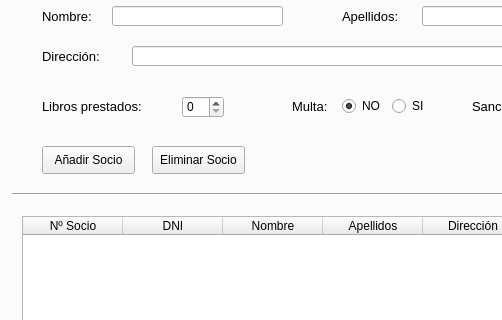
The window that ventanaBiblioteca.ui (estefaniapenide/DI-Biblioteca) describes before a commit, drawn with Qt 5; both pictures show x 0 to 502 and y 120 to 440 of the 804 by 600 pixel window.
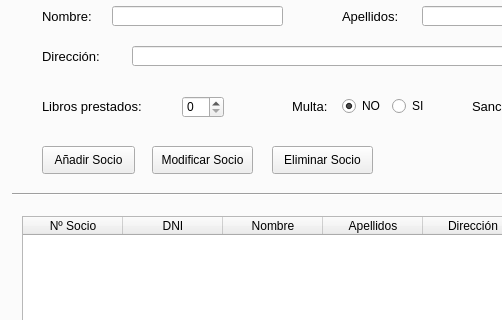
The same window after the commit. The open tabs and pages were chosen to show the change. Icons and pictures are not drawn.

Commit message: Ver qué pasa con la dirección en la modificación de socios. Cambiar lineEdtits de las fechas por textBrowsers

```diff
--- a/ventanaBiblioteca.ui
+++ b/ventanaBiblioteca.ui
@@ -1258,9 +1258,9 @@
      <widget class="QPushButton" name="pushButtonEliminarSocio">
       <property name="geometry">
        <rect>
-        <x>160</x>
+        <x>280</x>
         <y>240</y>
-        <width>93</width>
+        <width>101</width>
         <height>28</height>
        </rect>
       </property>
@@ -1268,6 +1268,19 @@
        <string>Eliminar Socio</string>
       </property>
      </widget>
+     <widget class="QPushButton" name="pushButtonModificarSocio">
+      <property name="geometry">
+       <rect>
+        <x>160</x>
+        <y>240</y>
+        <width>101</width>
+        <height>28</height>
+       </rect>
+      </property>
+      <property name="text">
+       <string>Modificar Socio</string>
+      </property>
+     </widget>
     </widget>
    </widget>
   </widget>
```
Left out of the diff: 6 changed lines with no effect on the pictures. The commit also changes 17 other files.
